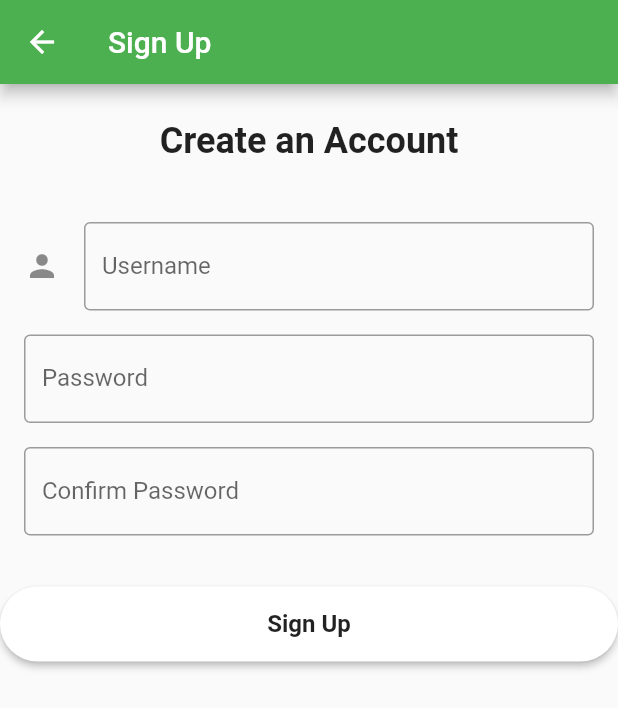
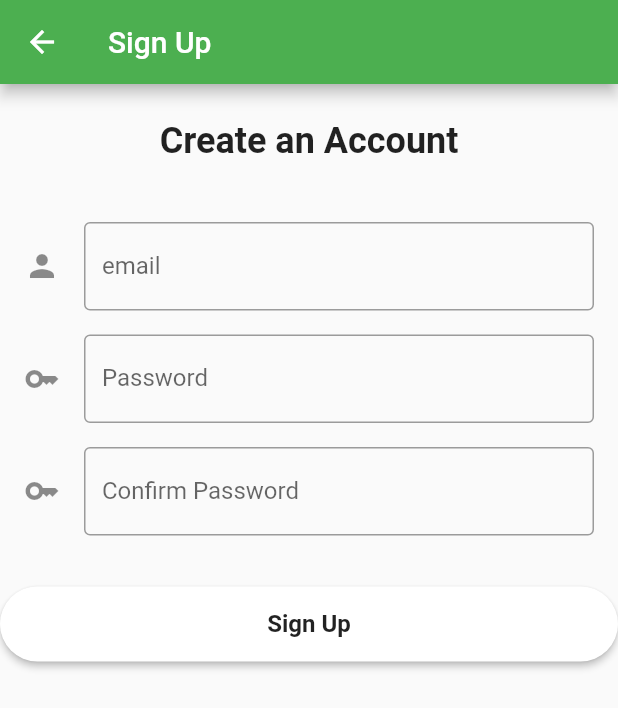
Before and after one commit to aoayhan/CS-308-Project, a Flutter app: the signupPage screen opened directly, on a phone screen of 412 x 824 dp. Shown: the top 708 px of the screen. Run offline on Flutter 3.47's test engine with Material 2 defaults, Android fonts, the light colour scheme and no system bars; our stand-ins replace firebase_auth, firebase_core; accounts and stored records are empty.

Commit message:
decorative changes

```diff
--- a/lib/views/signupPage.dart
+++ b/lib/views/signupPage.dart
@@ -46,7 +46,7 @@ child: Form(
               child: TextFormField(
                 decoration: const InputDecoration(
                   icon: Icon(Icons.person),
-                  labelText: 'Username',
+                  labelText: 'email',
                   border: OutlineInputBorder(),
                 ),
                 controller: _emailTextController,
@@ -63,6 +63,7 @@ child: Form(
               padding: const EdgeInsets.symmetric(horizontal: 16.0),
               child: TextFormField(
                 decoration: const InputDecoration(
+                  icon: Icon(Icons.key),
                   labelText: 'Password',
                   border: OutlineInputBorder(),
                 ),
@@ -82,6 +83,7 @@ child: Form(
               padding: const EdgeInsets.symmetric(horizontal: 16.0),
               child: TextFormField(
                 decoration: const InputDecoration(
+                  icon: Icon(Icons.key),
                   labelText: 'Confirm Password',
                   border: OutlineInputBorder(),
                 ),
```
